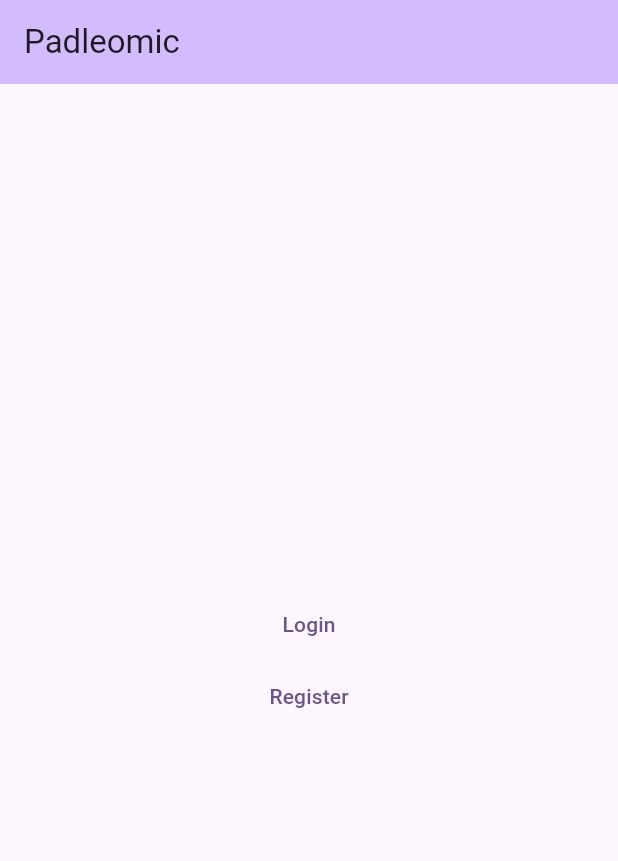
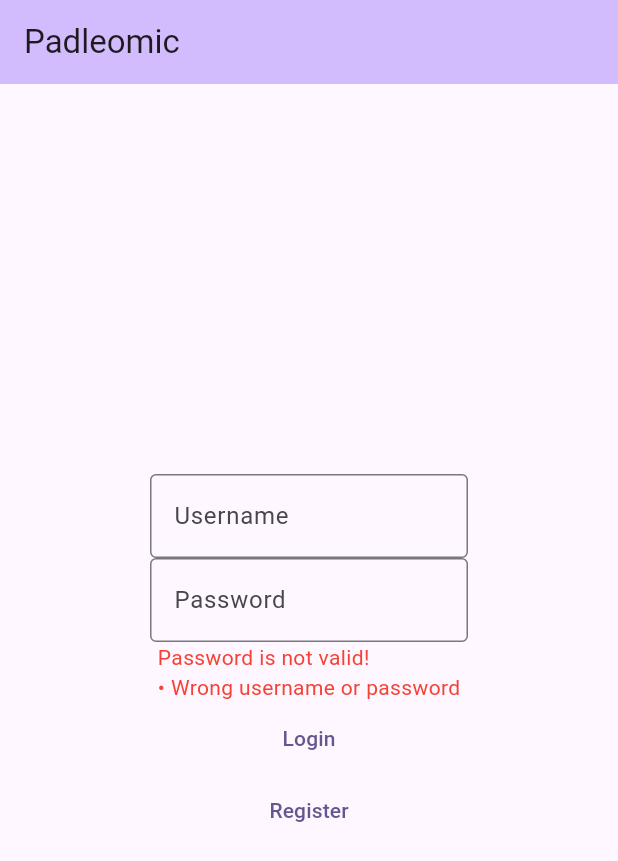
Before and after one commit to DR-Lars/PadelApp, a Flutter app: the screen it shows after launch, after a tap on "Login", on a phone screen of 412 x 824 dp. Shown: the top 861 px of the screen. Run offline on Flutter 3.47's test engine with Material 3 defaults, Android fonts, the phone set to English and light mode, and no system bars; our stand-ins replace cloud_firestore, firebase_core; missing offline and left inert: dart:js_interop; accounts and stored records are empty.

Commit message:
added login and password check, also added passing user id to next screen to remember user

```diff
--- a/lib/screens/home_screen.dart
+++ b/lib/screens/home_screen.dart
@@ -1,7 +1,7 @@
 import 'package:flutter/material.dart';
 
 class HomeScreen extends StatefulWidget {
-  const HomeScreen({super.key, required this.title});
+  const HomeScreen({super.key, required this.id});
 
   // This widget is the home page of your application. It is stateful, meaning
   // that it has a State object (defined below) that contains fields that affect
@@ -12,7 +12,8 @@ class HomeScreen extends StatefulWidget {
   // used by the build method of the State. Fields in a Widget subclass are
   // always marked "final".
 
-  final String title;
+  final String title = "Home page";
+  final String id;
 
   @override
   State<HomeScreen> createState() => _HomeScreenState();
--- a/lib/screens/start_screen.dart
+++ b/lib/screens/start_screen.dart
@@ -1,3 +1,5 @@
+import 'dart:js_interop';
+
 import 'package:flutter/material.dart';
 import 'home_screen.dart';
 import 'package:padel_application/services/database_connection.dart';
@@ -22,21 +24,38 @@ class StartScreen extends StatefulWidget {
 }
 
 class _StartScreenState extends State<StartScreen> {
+  TextEditingController username = TextEditingController();
+  TextEditingController password = TextEditingController();
+  bool _isValid = false;
+  String _errorMessage = '';
   Future<void> _login() async {
     var temp = await fetchUsers();
-    print(temp);
+    print(username.text);
+    print(password.text);
+    setState(() {
+      _isValid = _validatePassword(password.text);
+    });
+    if(_isValid){
+      temp.forEach((user){
+        if(user.userName == username.text && user.password == username.text){
+          Navigator.push(
+              context,
+              MaterialPageRoute(
+                  builder: (context) => HomeScreen(id: user.id)));
+        }
+      });
+    }else{
+      setState(() {
+        _errorMessage = "Wrong username or password";
+      });
+    }
+  }
 
+  void _register() {
     // Navigator.push(
     //     context,
     //     MaterialPageRoute(
     //         builder: (context) => const HomeScreen(title: "Home screen")));
-  }
-
-  void _register() {
-    Navigator.push(
-        context,
-        MaterialPageRoute(
-            builder: (context) => const HomeScreen(title: "Home screen")));
   }
 
   @override
@@ -55,9 +74,11 @@ class _StartScreenState extends State<StartScreen> {
         backgroundColor: Theme.of(context).colorScheme.inversePrimary,
         // Here we take the value from the StartScreen object that was created by
         // the App.build method, and use it to set our appbar title.
-        title: Text('Padleomic'),
+        title: const Text('Padleomic'),
       ),
-      body: Center(
+      body: Padding(
+        padding: EdgeInsets.symmetric(horizontal: 100),
+        child: Center(
           // Center is a layout widget. It takes a single child and positions it
           // in the middle of the parent.
           child: Column(
@@ -76,6 +97,26 @@ class _StartScreenState extends State<StartScreen> {
             // wireframe for each widget.
               mainAxisAlignment: MainAxisAlignment.center,
               children: <Widget>[
+                TextFormField(
+                  controller: username,
+                  decoration: const InputDecoration(
+                    border: OutlineInputBorder(),
+                    hintText: 'Username',
+                  ),
+                ),
+                TextFormField(
+                  controller: password,
+                  obscureText: true,
+                  decoration: const InputDecoration(
+                    border: OutlineInputBorder(),
+                    hintText: 'Password',
+                  ),
+                ),
+
+                // Display the result of password validation
+                _isValid ? const Text('Password is valid!', style: TextStyle(color: Colors.green),)
+                    : Text('Password is not valid!\n• $_errorMessage', style: const TextStyle(color: Colors.red),
+                ),
               TextButton(
                   onPressed: _login,
                   child: const Text('Login'),
@@ -86,6 +127,39 @@ class _StartScreenState extends State<StartScreen> {
                 ),
               ]),
         ),
+      )
     );
   }
+  bool _validatePassword(String password) {
+    // Reset error message
+    _errorMessage = '';
+
+    // Password length greater than 6
+    if (password.length <6) {
+      _errorMessage += 'Password must be longer than 6 characters.\n';
     }
+
+    // Contains at least one uppercase letter
+    if (!password.contains(RegExp(r'[A-Z]'))) {
+      _errorMessage += '• Uppercase letter is missing.\n';
+    }
+
+    // Contains at least one lowercase letter
+    if (!password.contains(RegExp(r'[a-z]'))) {
+      _errorMessage += '• Lowercase letter is missing.\n';
+    }
+
+    // Contains at least one digit
+    if (!password.contains(RegExp(r'[0-9]'))) {
+      _errorMessage += '• Digit is missing.\n';
+    }
+
+    // Contains at least one special character
+    if (!password.contains(RegExp(r'[!@#%^&*(),.?":{}|<>]'))) {
+      _errorMessage += '• Special character is missing.\n';
+    }
+
+    // If there are no error messages, the password is valid
+    return _errorMessage.isEmpty;
+  }
+}
```
Lines whose indentation alone changed are shown as unchanged.
